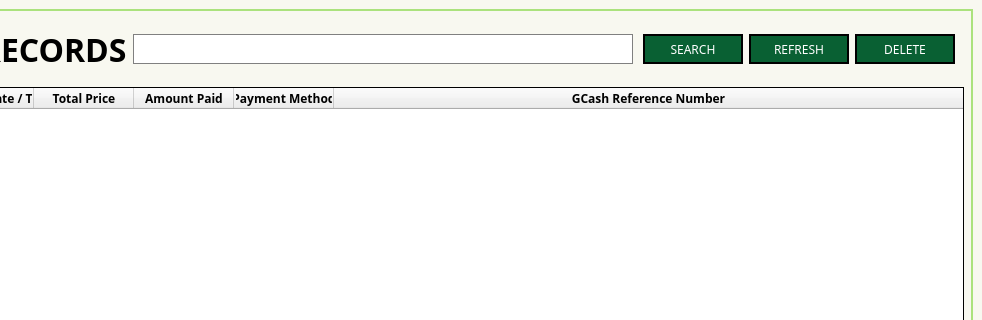
First picture: the form in Screens/MainMenuScreens/Records/Transaction_Records.ui, repository Bideiro/Ranil_project_py, before the edit; both pictures show x 285 to 1267 and y 0 to 320 of the 1267 by 683 pixel window.
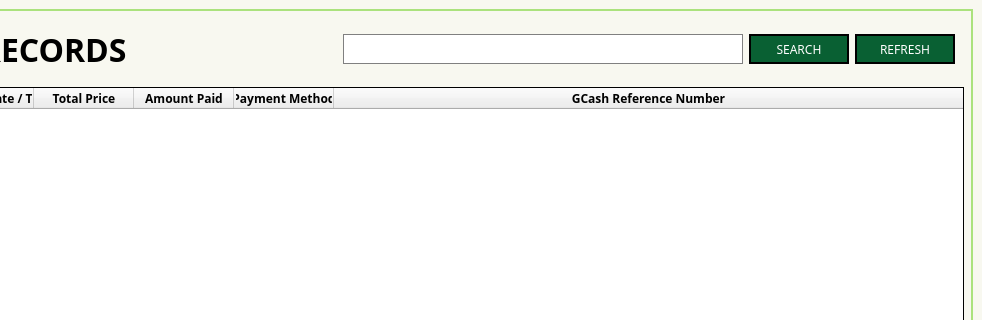
Second picture: the form after the edit.

Patch:
```diff
--- a/Screens/MainMenuScreens/Records/Transaction_Records.ui
+++ b/Screens/MainMenuScreens/Records/Transaction_Records.ui
@@ -65,27 +65,6 @@
             </property>
            </widget>
           </item>
-          <item>
-           <widget class="QLineEdit" name="search_LE">
-            <property name="sizePolicy">
-             <sizepolicy hsizetype="Fixed" vsizetype="Fixed">
-              <horstretch>0</horstretch>
-              <verstretch>0</verstretch>
-             </sizepolicy>
-            </property>
-            <property name="minimumSize">
-             <size>
-              <width>500</width>
-              <height>30</height>
-             </size>
-            </property>
-            <property name="font">
-             <font>
-              <family>DM Sans</family>
-             </font>
-            </property>
-           </widget>
-          </item>
           <item>
            <spacer name="horizontalSpacer_4">
             <property name="orientation">
@@ -99,6 +78,27 @@
             </property>
            </spacer>
           </item>
+          <item>
+           <widget class="QLineEdit" name="search_LE">
+            <property name="sizePolicy">
+             <sizepolicy hsizetype="Fixed" vsizetype="Fixed">
+              <horstretch>0</horstretch>
+              <verstretch>0</verstretch>
+             </sizepolicy>
+            </property>
+            <property name="minimumSize">
+             <size>
+              <width>400</width>
+              <height>30</height>
+             </size>
+            </property>
+            <property name="font">
+             <font>
+              <family>DM Sans</family>
+             </font>
+            </property>
+           </widget>
+          </item>
           <item>
            <widget class="QPushButton" name="Search_btn">
             <property name="sizePolicy">
@@ -147,30 +147,6 @@
             </property>
            </widget>
           </item>
-          <item>
-           <widget class="QPushButton" name="Delete_btn">
-            <property name="sizePolicy">
-             <sizepolicy hsizetype="Fixed" vsizetype="Fixed">
-              <horstretch>0</horstretch>
-              <verstretch>0</verstretch>
-             </sizepolicy>
-            </property>
-            <property name="minimumSize">
-             <size>
-              <width>100</width>
-              <height>30</height>
-             </size>
-            </property>
-            <property name="font">
-             <font>
-              <family>DM Sans</family>
-             </font>
-            </property>
-            <property name="text">
-             <string>DELETE</string>
-            </property>
-           </widget>
-          </item>
          </layout>
         </widget>
        </item>
```
Left out of the diff: 2 changed lines with no effect on the pictures.
